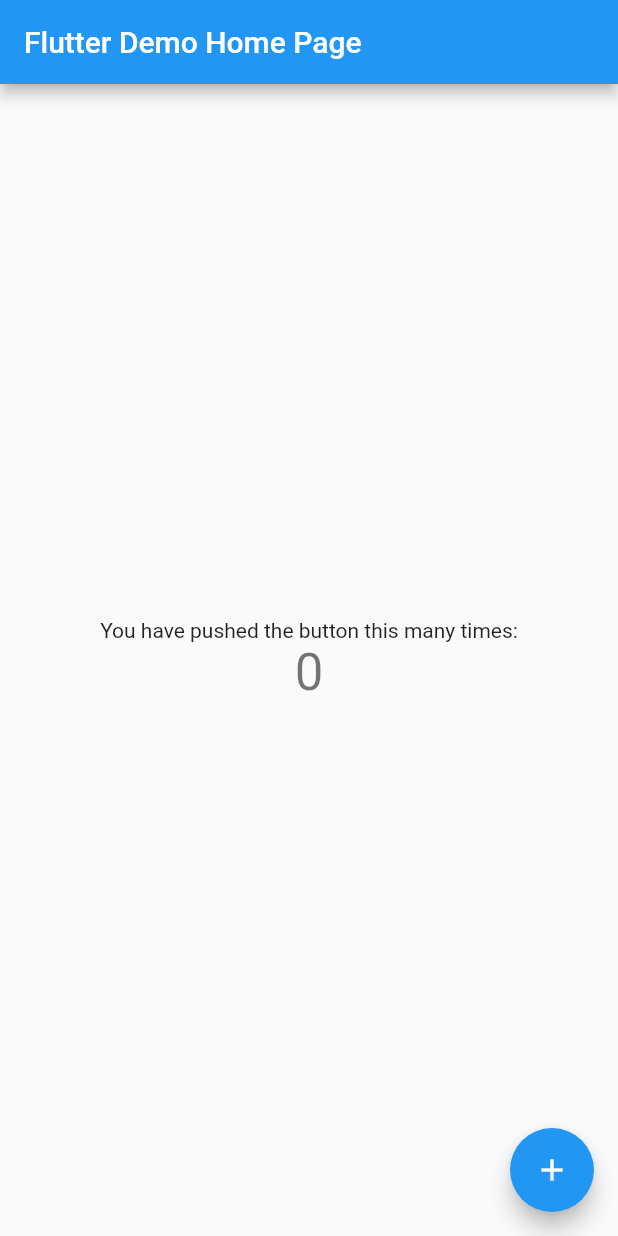
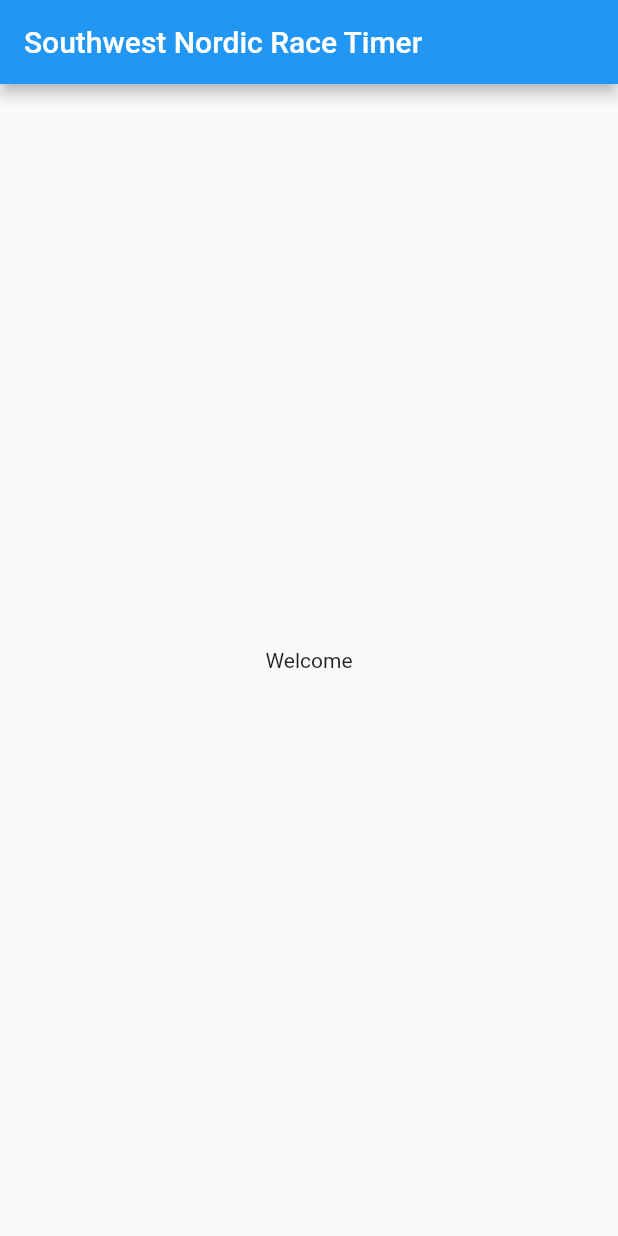
Before and after one commit to Temperate-Designs/race-timer, a Flutter app: the screen it shows after launch, on a phone screen of 412 x 824 dp. Run offline on Flutter 3.47's test engine with Material 2 defaults, Android fonts, the phone set to English and light mode, and no system bars.

Commit message:
Update main application
Signed-off-by: Nicolas Bock <nicolasbock@gmail.com>

```diff
--- a/lib/main.dart
+++ b/lib/main.dart
@@ -1,115 +1,24 @@
 import 'package:flutter/material.dart';
 
 void main() {
-  runApp(const MyApp());
+  runApp(const RaceTimer());
 }
 
-class MyApp extends StatelessWidget {
-  const MyApp({Key? key}) : super(key: key);
+class RaceTimer extends StatelessWidget {
+  const RaceTimer({Key? key}) : super(key: key);
 
-  // This widget is the root of your application.
   @override
   Widget build(BuildContext context) {
     return MaterialApp(
-      title: 'Flutter Demo',
-      theme: ThemeData(
-        // This is the theme of your application.
-        //
-        // Try running your application with "flutter run". You'll see the
-        // application has a blue toolbar. Then, without quitting the app, try
-        // changing the primarySwatch below to Colors.green and then invoke
-        // "hot reload" (press "r" in the console where you ran "flutter run",
-        // or simply save your changes to "hot reload" in a Flutter IDE).
-        // Notice that the counter didn't reset back to zero; the application
-        // is not restarted.
-        primarySwatch: Colors.blue,
+      title: 'SWN Race Timer',
+      home: Scaffold(
+        appBar: AppBar(
+          title: const Text('Southwest Nordic Race Timer'),
+        ),
+        body: const Center(
+          child: Text('Welcome'),
+        ),
       ),
-      home: const MyHomePage(title: 'Flutter Demo Home Page'),
     );
   }
 }
-
-class MyHomePage extends StatefulWidget {
-  const MyHomePage({Key? key, required this.title}) : super(key: key);
-
-  // This widget is the home page of your application. It is stateful, meaning
-  // that it has a State object (defined below) that contains fields that affect
-  // how it looks.
-
-  // This class is the configuration for the state. It holds the values (in this
-  // case the title) provided by the parent (in this case the App widget) and
-  // used by the build method of the State. Fields in a Widget subclass are
-  // always marked "final".
-
-  final String title;
-
-  @override
-  State<MyHomePage> createState() => _MyHomePageState();
-}
-
-class _MyHomePageState extends State<MyHomePage> {
-  int _counter = 0;
-
-  void _incrementCounter() {
-    setState(() {
-      // This call to setState tells the Flutter framework that something has
-      // changed in this State, which causes it to rerun the build method below
-      // so that the display can reflect the updated values. If we changed
-      // _counter without calling setState(), then the build method would not be
-      // called again, and so nothing would appear to happen.
-      _counter++;
-    });
-  }
-
-  @override
-  Widget build(BuildContext context) {
-    // This method is rerun every time setState is called, for instance as done
-    // by the _incrementCounter method above.
-    //
-    // The Flutter framework has been optimized to make rerunning build methods
-    // fast, so that you can just rebuild anything that needs updating rather
-    // than having to individually change instances of widgets.
-    return Scaffold(
-      appBar: AppBar(
-        // Here we take the value from the MyHomePage object that was created by
-        // the App.build method, and use it to set our appbar title.
-        title: Text(widget.title),
-      ),
-      body: Center(
-        // Center is a layout widget. It takes a single child and positions it
-        // in the middle of the parent.
-        child: Column(
-          // Column is also a layout widget. It takes a list of children and
-          // arranges them vertically. By default, it sizes itself to fit its
-          // children horizontally, and tries to be as tall as its parent.
-          //
-          // Invoke "debug painting" (press "p" in the console, choose the
-          // "Toggle Debug Paint" action from the Flutter Inspector in Android
-          // Studio, or the "Toggle Debug Paint" command in Visual Studio Code)
-          // to see the wireframe for each widget.
-          //
-          // Column has various properties to control how it sizes itself and
-          // how it positions its children. Here we use mainAxisAlignment to
-          // center the children vertically; the main axis here is the vertical
-          // axis because Columns are vertical (the cross axis would be
-          // horizontal).
-          mainAxisAlignment: MainAxisAlignment.center,
-          children: <Widget>[
-            const Text(
-              'You have pushed the button this many times:',
-            ),
-            Text(
-              '$_counter',
-              style: Theme.of(context).textTheme.headline4,
-            ),
-          ],
-        ),
-      ),
-      floatingActionButton: FloatingActionButton(
-        onPressed: _incrementCounter,
-        tooltip: 'Increment',
-        child: const Icon(Icons.add),
-      ), // This trailing comma makes auto-formatting nicer for build methods.
-    );
-  }
-}
```
